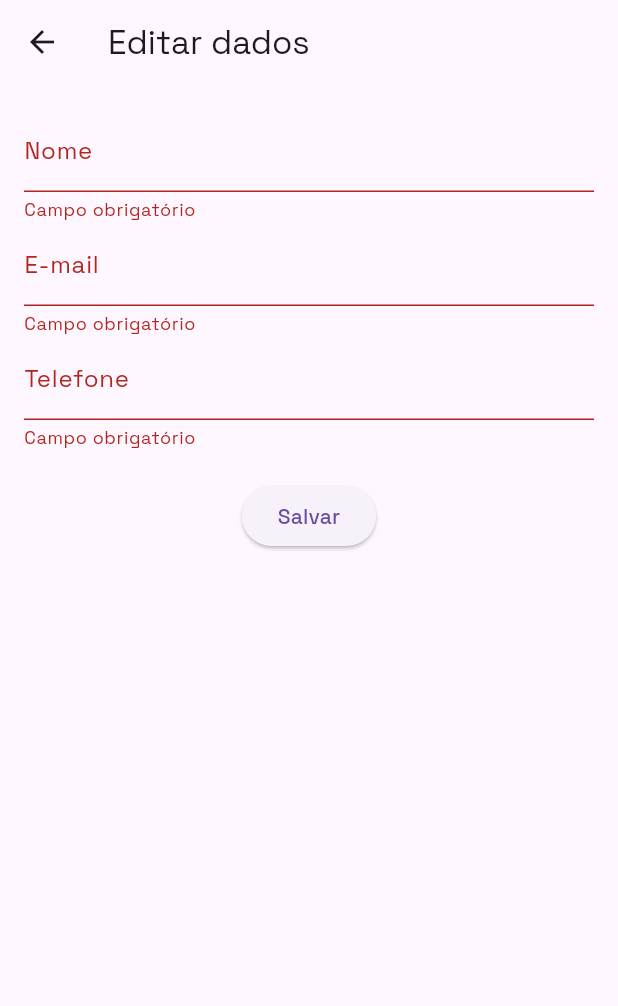
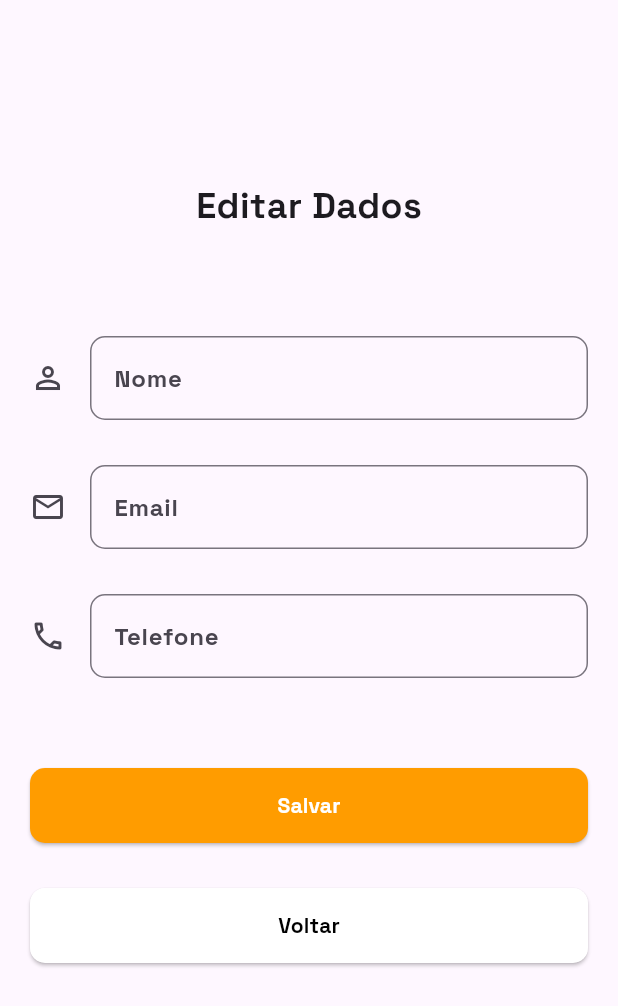
Before and after one commit to RenatoWlk/ProjetoIntegradorVI, a Flutter app: the EditDataScreen screen opened by its route, after a tap on "Salvar", on a phone screen of 412 x 824 dp. Shown: the top 1006 px of the screen. Run offline on Flutter 3.47's test engine with Material 3 defaults, Android fonts, the phone set to English and light mode, and no system bars; our stand-ins replace file_picker, fl_chart, flutter_switch, image_picker, mask_text_input_formatter, shared_preferences; missing offline and left inert: cunning_document_scanner, flutter_bcrypt, google_mlkit_text_recognition, mongo_dart, string_similarity, syncfusion_flutter_pdf; accounts and stored records are empty.

Commit message:
Correções e Melhorias na Tela de Editar Dados

```diff
--- a/lib/providers/user_provider.dart
+++ b/lib/providers/user_provider.dart
@@ -3,9 +3,23 @@ import 'package:flutter/material.dart';
 class UserProvider with ChangeNotifier {
   String _email = '';
   String get email => _email;
+  String _name = '';
+  String get name => _name;
+  String _telephone = '';
+  String get telephone => _telephone;
 
   void setEmail(String email) {
     _email = email;
     notifyListeners();
   }
+
+  void setName(String name) {
+    _name = name;
+    notifyListeners();
+  }
+
+  void setTelephone(String telephone) {
+    _telephone = telephone;
+    notifyListeners();
+  }
 }
--- a/lib/screens/edit_data_screen.dart
+++ b/lib/screens/edit_data_screen.dart
@@ -1,5 +1,7 @@
 import 'package:flutter/material.dart';
+import 'package:projeto_integrador_6/providers/user_provider.dart';
 import 'package:projeto_integrador_6/services/database/database.dart';
+import 'package:provider/provider.dart';
 
 class EditDataScreen extends StatefulWidget {
   const EditDataScreen({super.key});
@@ -11,8 +13,6 @@ class EditDataScreen extends StatefulWidget {
 class _EditDataScreenState extends State<EditDataScreen> {
   final _formKey = GlobalKey<FormState>();
 
-  // Controladores
-
   final TextEditingController nameController = TextEditingController();
   final TextEditingController emailController = TextEditingController();
   final TextEditingController telephoneController = TextEditingController();
@@ -20,82 +20,183 @@ class _EditDataScreenState extends State<EditDataScreen> {
   @override
   void initState() {
     super.initState();
-    // Carrega os dados dos usuários para os campos de edição
-    //TODO
+    nameController.text =
+        Provider.of<UserProvider>(context, listen: false).name;
+    emailController.text =
+        Provider.of<UserProvider>(context, listen: false).email;
+    telephoneController.text =
+        Provider.of<UserProvider>(context, listen: false).telephone;
   }
 
-  Future<void> saveUserData() async {
-    // Verifique se o formulário é válido
+  @override
+  Widget build(BuildContext context) {
+    final TextEditingController nameController = TextEditingController();
+    final TextEditingController emailController = TextEditingController();
+    final TextEditingController telephoneController = TextEditingController();
+
+    final GlobalKey<FormState> formKey = GlobalKey<FormState>();
+
+    return Scaffold(
+      body: SafeArea(
+        child: Padding(
+          padding: const EdgeInsets.all(20.0),
+          child: SingleChildScrollView(
+            child: Form(
+              key: formKey,
+              child: Column(
+                crossAxisAlignment: CrossAxisAlignment.center,
+                children: [
+                  const SizedBox(height: 100),
+
+                  // TITULO
+                  const Text(
+                    'Editar Dados',
+                    style: TextStyle(
+                      fontFamily: "Space Grotesk",
+                      fontSize: 24,
+                      fontWeight: FontWeight.w700,
+                    ),
+                  ),
+
+                  const SizedBox(height: 70),
+
+                  // INPUT NOME
+                  TextFormField(
+                    controller: nameController,
+                    decoration: const InputDecoration(
+                      icon: Icon(Icons.perm_identity_outlined),
+                      labelText: 'Nome',
+                      labelStyle: TextStyle(fontWeight: FontWeight.w700),
+                      border: OutlineInputBorder(
+                          borderRadius: BorderRadius.all(Radius.circular(10))),
+                    ),
+                    validator: (value) {
+                      if (value == null || value.isEmpty) {
+                        return 'Por favor, insira seu nome';
+                      }
+                      return null;
+                    },
+                  ),
+
+                  const SizedBox(height: 30),
+
+                  // INPUT EMAIL
+                  TextFormField(
+                    controller: emailController,
+                    decoration: const InputDecoration(
+                      icon: Icon(Icons.email_outlined),
+                      labelText: 'Email',
+                      labelStyle: TextStyle(fontWeight: FontWeight.w700),
+                      border: OutlineInputBorder(
+                          borderRadius: BorderRadius.all(Radius.circular(10))),
+                    ),
+                    validator: (value) {
+                      if (value == null || value.isEmpty) {
+                        return 'Por favor, insira um e-mail';
+                      }
+                      if (!RegExp(r'^[^@]+@[^@]+\.[^@]+').hasMatch(value)) {
+                        return 'E-mail inválido';
+                      }
+                      return null;
+                    },
+                  ),
+
+                  const SizedBox(height: 30),
+
+                  // INPUT TELEFONE
+                  TextFormField(
+                    controller: telephoneController,
+                    obscureText: false,
+                    decoration: const InputDecoration(
+                      icon: Icon(Icons.phone_outlined),
+                      labelText: 'Telefone',
+                      labelStyle: TextStyle(fontWeight: FontWeight.w700),
+                      border: OutlineInputBorder(
+                          borderRadius: BorderRadius.all(Radius.circular(10))),
+                    ),
+                    validator: (value) {
+                      if (value == null || value.isEmpty) {
+                        return 'Por favor, digite seu telefone';
+                      }
+                      if (!RegExp(r'^\d{11}$').hasMatch(value)) {
+                        return 'O telefone deve conter 11 dígitos (DDD + número)';
+                      }
+                      return null;
+                    },
+                  ),
+
+                  const SizedBox(height: 60),
+
+                  // BOTÃO SALVAR
+                  ElevatedButton(
+                    onPressed: () async {
+                      saveUserData(context);
+                    },
+                    style: ElevatedButton.styleFrom(
+                      backgroundColor: const Color.fromRGBO(255, 156, 0, 1),
+                      shape: RoundedRectangleBorder(
+                        borderRadius: BorderRadius.circular(10.0),
+                      ),
+                      minimumSize: const Size(double.infinity, 50),
+                    ),
+                    child: const Text('Salvar',
+                        style: TextStyle(
+                            color: Colors.white, fontWeight: FontWeight.w700)),
+                  ),
+                  const SizedBox(height: 30),
+
+                  // BOTÃO VOLTAR
+                  ElevatedButton(
+                    onPressed: () async {
+                      Navigator.of(context).pop();
+                    },
+                    style: ElevatedButton.styleFrom(
+                      backgroundColor: Colors.white,
+                      shape: RoundedRectangleBorder(
+                        borderRadius: BorderRadius.circular(10.0),
+                      ),
+                      minimumSize: const Size(double.infinity, 50),
+                    ),
+                    child: const Text('Voltar',
+                        style: TextStyle(
+                            color: Colors.black, fontWeight: FontWeight.w700)),
+                  ),
+                ],
+              ),
+            ),
+          ),
+        ),
+      ),
+    );
+  }
+
+  Future<void> saveUserData(BuildContext context) async {
+    String userEmail = Provider.of<UserProvider>(context, listen: false).email;
+
     if (_formKey.currentState!.validate()) {
-      // Armazene a referência do contexto antes de entrar na operação assíncrona
-      final currentContext = context; // Armazena a referência do contexto
-
       Map<String, dynamic> updatedData = {
         'name': nameController.text.trim(),
+        'email': emailController.text.trim(),
         'telephone': telephoneController.text.trim(),
       };
 
-      // Chame a função assíncrona
       bool success = await MongoDatabase.editUserData(
-        emailController.text.trim(),
+        userEmail,
         updatedData,
       );
 
-      // Verifique se o contexto ainda está montado antes de usar
-      if (!currentContext.mounted) return;
+      if (!context.mounted) return;
 
       if (success) {
-        // Exibe a Snackbar apenas se o widget ainda estiver montado
-        ScaffoldMessenger.of(currentContext).showSnackBar(
+        ScaffoldMessenger.of(context).showSnackBar(
           const SnackBar(content: Text('Dados atualizados com sucesso!')),
         );
-        Navigator.of(currentContext).pop();
+        Navigator.of(context).pop();
       } else {
-        // Exibe a Snackbar apenas se o widget ainda estiver montado
-        ScaffoldMessenger.of(currentContext).showSnackBar(
+        ScaffoldMessenger.of(context).showSnackBar(
           const SnackBar(content: Text('Erro ao atualizar dados!')),
         );
       }
     }
   }
-
-  @override
-  Widget build(BuildContext context) {
-    return Scaffold(
-      appBar: AppBar(title: const Text("Editar dados")),
-      body: Padding(
-        padding: const EdgeInsets.all(16.0),
-        child: Form(
-          key: _formKey,
-          child: Column(
-            children: [
-              TextFormField(
-                controller: nameController,
-                decoration: const InputDecoration(labelText: 'Nome'),
-                validator: (value) =>
-                    value!.isEmpty ? 'Campo obrigatório' : null,
-              ),
-              TextFormField(
-                controller: emailController,
-                decoration: const InputDecoration(labelText: 'E-mail'),
-                validator: (value) =>
-                    value!.isEmpty ? 'Campo obrigatório' : null,
-              ),
-              TextFormField(
-                controller: telephoneController,
-                decoration: const InputDecoration(labelText: 'Telefone'),
-                validator: (value) =>
-                    value!.isEmpty ? 'Campo obrigatório' : null,
-              ),
-              const SizedBox(height: 20),
-              ElevatedButton(
-                onPressed: saveUserData,
-                child: const Text('Salvar'),
-              )
-            ],
-          ),
-        ),
-      ),
-    );
-  }
 }
--- a/lib/screens/register_screen.dart
+++ b/lib/screens/register_screen.dart
@@ -8,13 +8,11 @@ class RegisterScreen extends StatelessWidget {
 
   @override
   Widget build(BuildContext context) {
-    // Controllers para registrar usuário:
     final TextEditingController nomeController = TextEditingController();
     final TextEditingController emailController = TextEditingController();
     final TextEditingController senhaController = TextEditingController();
     final TextEditingController telefoneController = TextEditingController();
 
-    // Validar o formulário:
     final GlobalKey<FormState> formKey = GlobalKey<FormState>();
 
     return Scaffold(
```
Also changed, not shown: lib/screens/login_screen.dart (+11 -1 lines), lib/services/database/database.dart (+43 -4 lines).
